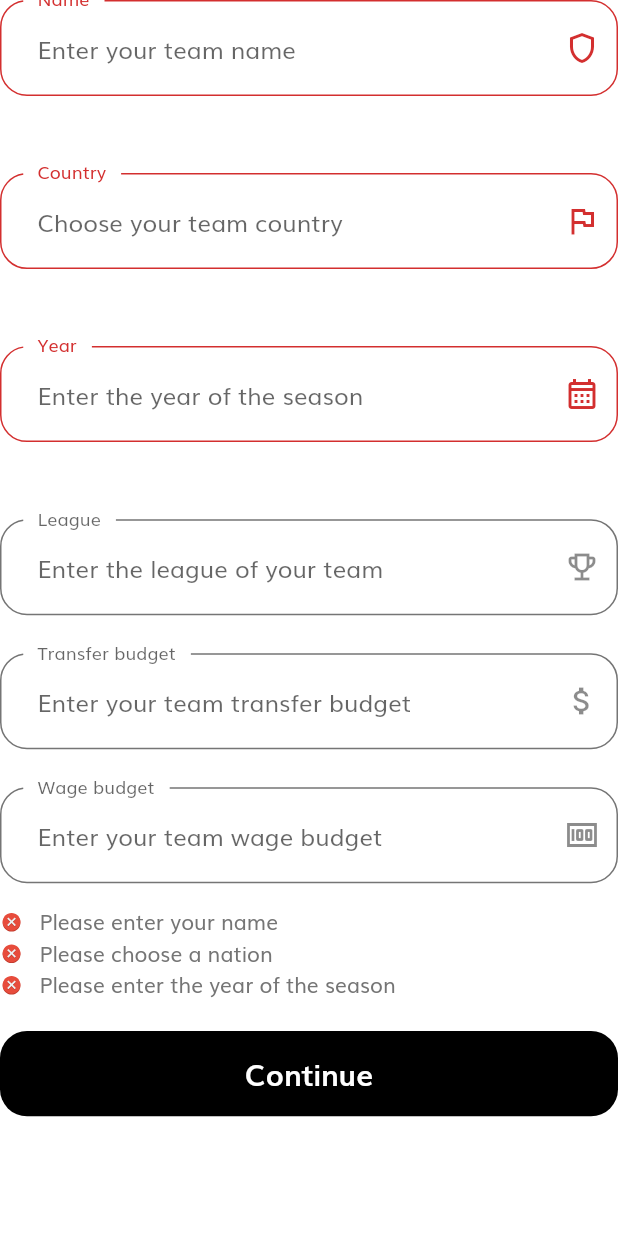
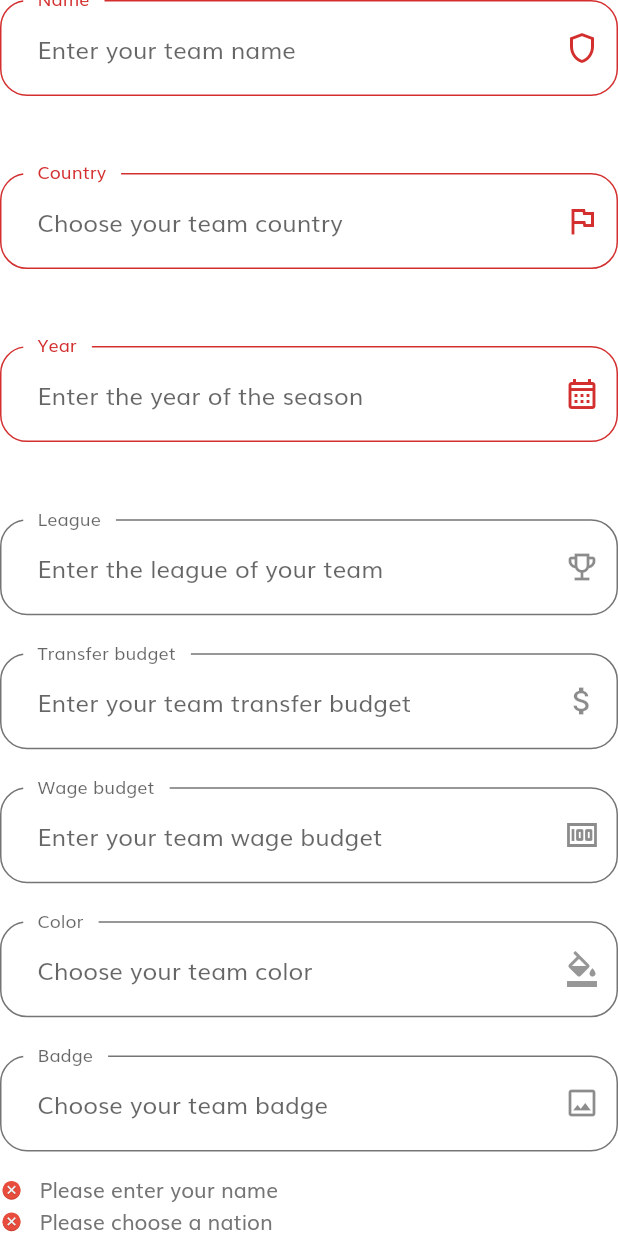
Before and after one commit to tiagotunes/myfm_app_deleted, a Flutter app: the CompleteTeamForm widget shown alone on an empty page, opened directly, after a tap on "Continue", on a phone screen of 412 x 824 dp. Run offline on Flutter 3.47's test engine with Material 2 defaults, Android fonts, the phone set to English and light mode, and no system bars; drawn by our look-alikes of csc_picker; our stand-ins replace flutter_svg, image_picker, sqflite; missing offline and left inert: flex_color_picker; accounts and stored records are empty.

Commit message:
Load badge img done && almost done Team Form

```diff
--- a/lib/screens/complete_team/components/complete_team_form.dart
+++ b/lib/screens/complete_team/components/complete_team_form.dart
@@ -1,5 +1,7 @@
 import 'package:csc_picker/csc_picker.dart';
+import 'package:flex_color_picker/flex_color_picker.dart';
 import 'package:flutter/material.dart';
+import 'package:image_picker/image_picker.dart';
 import 'package:myfm_app/components/default_button.dart';
 import 'package:myfm_app/components/form_error.dart';
 import 'package:myfm_app/constants.dart';
@@ -27,6 +29,7 @@
   final transferBCtr = TextEditingController();
   final wageBCtr = TextEditingController();
   final colorCtr = TextEditingController();
+  final imgPathCtr = TextEditingController();
   final List<String> errors = [];
 
   void addError(String error) {
@@ -47,6 +50,8 @@
 
   @override
   Widget build(BuildContext context) {
+    final Map<ColorPickerType, bool> swatchesavailable =
+        <ColorPickerType, bool>{ColorPickerType.accent: false};
     return Form(
       key: _formKey,
       child: Column(
@@ -62,6 +67,51 @@
           buildTransferBFormField(),
           SizedBox(height: getProportionateScreenHeight(25)),
           buildWageBFormField(),
+          SizedBox(height: getProportionateScreenHeight(25)),
+          TextFormField(
+            onTap: () {
+              ColorPicker(
+                pickersEnabled: swatchesavailable,
+                enableShadesSelection: false,
+                hasBorder: true,
+                borderRadius: 12,
+                borderColor: kSecondaryColor,
+                color: colorCtr.text.isEmpty
+                    ? Colors.white
+                    : Color(int.parse(colorCtr.text)),
+                onColorChanged: (Color color) {
+                  setState(() {
+                    colorCtr.text = color.value.toString();
+                  });
+                },
+                actionButtons: const ColorPickerActionButtons(
+                  dialogActionButtons: false,
+                  okButton: true,
+                  closeButton: true,
+                ),
+              ).showPickerDialog(context);
+            },
+            readOnly: true,
+            controller: colorCtr,
+            style: TextStyle(
+              color: colorCtr.text.isEmpty
+                  ? kSecondaryColor
+                  : Color(int.parse(colorCtr.text)),
+            ),
+            decoration: InputDecoration(
+              labelText: 'Color',
+              hintText: 'Choose your team color',
+              floatingLabelBehavior: FloatingLabelBehavior.always,
+              suffixIcon: Icon(
+                Icons.format_color_fill_outlined,
+                color: colorCtr.text.isNotEmpty
+                    ? Color(int.parse(colorCtr.text))
+                    : kSecondaryColor,
+              ),
+            ),
+          ),
+          SizedBox(height: getProportionateScreenHeight(25)),
+          buildBadgeImgFormField(),
           SizedBox(height: getProportionateScreenHeight(15)),
           FormError(errors: errors),
           SizedBox(height: getProportionateScreenHeight(20)),
@@ -74,8 +124,13 @@
                   country: countryCtr.text,
                   year: int.parse(yearCtr.text),
                   league: leagueCtr.text.isEmpty ? null : leagueCtr.text,
-                  transferBudget: transferBCtr.text.isEmpty ? null : int.parse(transferBCtr.text),
-                  wageBudget: wageBCtr.text.isEmpty ? null : int.parse(wageBCtr.text),
+                  transferBudget: transferBCtr.text.isEmpty
+                      ? null
+                      : int.parse(transferBCtr.text),
+                  wageBudget:
+                      wageBCtr.text.isEmpty ? null : int.parse(wageBCtr.text),
+                  imgBadgePath:
+                      imgPathCtr.text.isEmpty ? null : imgPathCtr.text,
                 );
                 DatabaseHelper.addTeam(newTeam);
                 Navigator.pushNamedAndRemoveUntil(
@@ -88,6 +143,26 @@
             },
           ),
         ],
+      ),
+    );
+  }
+
+  TextFormField buildBadgeImgFormField() {
+    return TextFormField(
+      onTap: () async {
+        XFile? imgFile =
+            await ImagePicker().pickImage(source: ImageSource.gallery);
+        setState(() {
+          imgPathCtr.text = imgFile!.path;
+        });
+      },
+      readOnly: true,
+      controller: imgPathCtr,
+      decoration: const InputDecoration(
+        labelText: 'Badge',
+        hintText: 'Choose your team badge',
+        floatingLabelBehavior: FloatingLabelBehavior.always,
+        suffixIcon: Icon(Icons.image_outlined),
       ),
     );
   }
@@ -141,7 +216,9 @@
         if (int.parse(value) >= 1900 && int.parse(value) <= 2100) {
           removeError(kYearInvalidError);
         }
-        if (int.parse(yearCtr.text) - DateTime.parse(widget.user!.birthdate).year >= 18) {
+        if (int.parse(yearCtr.text) -
+                DateTime.parse(widget.user!.birthdate).year >=
+            18) {
           removeError(kYearInvalid2Error);
         }
       },
@@ -154,7 +231,9 @@
           addError(kYearInvalidError);
           return "";
         }
-        if (int.parse(yearCtr.text) - DateTime.parse(widget.user!.birthdate).year < 18) {
+        if (int.parse(yearCtr.text) -
+                DateTime.parse(widget.user!.birthdate).year <
+            18) {
           addError(kYearInvalid2Error);
           return "";
         }
--- a/pubspec.yaml
+++ b/pubspec.yaml
@@ -41,6 +41,9 @@
   csc_picker: ^0.2.6
   intl: ^0.18.0
   sqflite: ^2.2.3
+  flutter_staggered_grid_view: ^0.6.2
+  image_picker: ^0.8.6+1
+  flex_color_picker: ^3.1.0
 
 dev_dependencies:
   flutter_test:
```
Also changed, not shown: lib/screens/teams/components/body.dart (+22 -46 lines), lib/screens/teams/components/team_card.dart (added, +58 -0 lines), assets/icons/shield1.svg (added), pubspec.lock.
